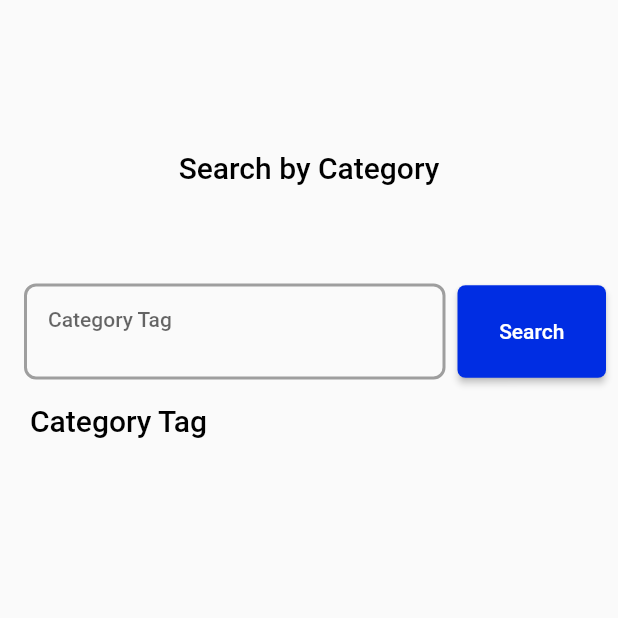
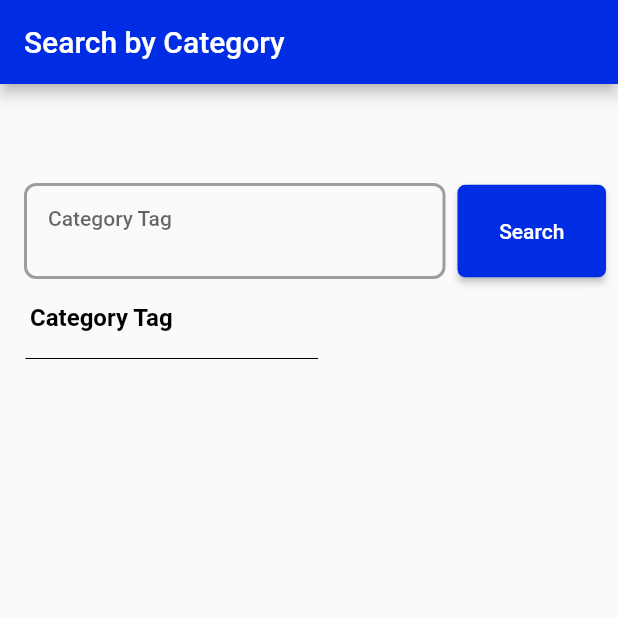
Before and after one commit to WiamNaama/Coco-Explorer-Mobile-Version, a Flutter app: the screen it shows after launch, on a phone screen of 412 x 824 dp, the top half of it. Run offline on Flutter 3.47's test engine with Material 2 defaults, Android fonts, the phone set to English and light mode, and no system bars; our stand-ins replace bloc, dio, flutter_bloc, freezed_annotation, get_it, retrofit; generated files the repository leaves out were written again.

Commit message:
Add divider widget, app bar, edit app_theme, add comments to explorer page

```diff
--- a/lib/core/themes/app_theme.dart
+++ b/lib/core/themes/app_theme.dart
@@ -8,7 +8,7 @@ class AppTheme {
       textTheme: const TextTheme(
         subtitle1: TextStyle(
           fontSize: 20,
-          color: textColor,
+          color: buttonTextColor,
           fontWeight: FontWeight.w500,
         ),
         button: TextStyle(
--- a/lib/feature/explorer/presentation/page/explorer_page.dart
+++ b/lib/feature/explorer/presentation/page/explorer_page.dart
@@ -22,17 +22,18 @@ class _ExplorerPageState extends State<ExplorerPage> {
   Widget build(BuildContext context) {
     AppSizeConfig.init(context);
     return Scaffold(
-        body: Padding(
-      padding: const EdgeInsets.only(top: 100),
-      child: Column(
-        children: [
-          Padding(
-            padding: const EdgeInsets.only(bottom: 50),
-            child: Text(
+        appBar: AppBar(
+          backgroundColor: mainButtonColor,
+          title: Text(
             explorerTitle,
             style: Theme.of(context).textTheme.subtitle1,
           ),
         ),
+        body: Padding(
+          padding: const EdgeInsets.only(top: 50),
+          child: Column(
+            children: [
+              /// Text form field, search button widget section.
               Padding(
                 padding: const EdgeInsets.all(8.0),
                 child: Row(
@@ -65,23 +66,37 @@ class _ExplorerPageState extends State<ExplorerPage> {
                         buttonTitle: search,
                         heightFactor: AppSizeConfig.heightFactor,
                         onClick: () {
-                      context.read<ExplorerCubit>().emitSearchResult([2], 1);
+                          context
+                              .read<ExplorerCubit>()
+                              .emitSearchResult([2], 1);
                         },
                       ),
                     )
                   ],
                 ),
               ),
+
+              /// Category tag section
               Padding(
                 padding: const EdgeInsets.only(left: 20),
                 child: Align(
                   alignment: Alignment.centerLeft,
                   child: Text(
                     categoryTag,
-                style: Theme.of(context).textTheme.subtitle1,
+                    style: Theme.of(context).textTheme.bodyText1,
                   ),
                 ),
               ),
+
+              /// Divider section.
+              const Padding(
+                padding: EdgeInsets.only(right: 200, left: 17, top: 10),
+                child: Divider(
+                  color: secondaryColor,
+                ),
+              ),
+
+              /// Chips section.
             ],
           ),
         ));
```
Lines whose indentation alone changed are shown as unchanged.
